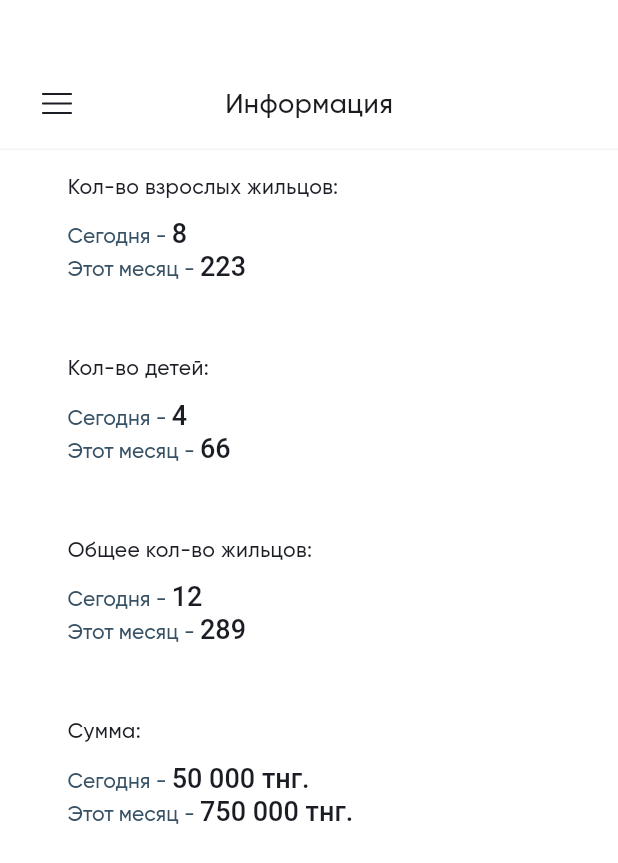
After one commit to x4dead/qaz-booking-ui, a Flutter app: the InformationPage screen opened by its route, on a phone screen of 412 x 824 dp. The commit adds this screen. Shown: the top 863 px of the screen. Run offline on Flutter 3.47's test engine with Material 3 defaults, Android fonts, the phone set to English and light mode, and no system bars; our stand-ins replace flutter_svg, go_router, syncfusion_flutter_datepicker, timezone; missing offline and left inert: syncfusion_flutter_core.

Commit message:
Сверстал экран "Информация"

```diff
--- /dev/null
+++ b/lib/ui/pages/information_page/information_page.dart
@@ -0,0 +1,103 @@
+import 'package:flutter/material.dart';
+import 'package:flutter_svg/svg.dart';
+import 'package:go_router/go_router.dart';
+import 'package:qaz_booking_ui/themes/colors/app_colors.dart';
+import 'package:qaz_booking_ui/themes/text_style/text_style.dart';
+import 'package:qaz_booking_ui/ui/widgets/custom_app_bar.dart';
+import 'package:qaz_booking_ui/ui/widgets/drawer_menu.dart';
+import 'package:qaz_booking_ui/utils/constants/ui_constants.dart';
+import 'package:qaz_booking_ui/utils/resources/app_images.dart';
+
+class InformationPage extends StatefulWidget {
+  const InformationPage({super.key, this.routeState});
+  final GoRouterState? routeState;
+
+  @override
+  State<InformationPage> createState() => _InformationPageState();
+}
+
+final globalKey = GlobalKey<ScaffoldState>();
+
+class _InformationPageState extends State<InformationPage> {
+  infoColumn(
+      {required String todayResult,
+      required String currentMonthResult,
+      required String title}) {
+    profit({bool isToday = true}) => RichText(
+          text: TextSpan(
+              text: '${isToday == true ? "Сегодня" : "Этот месяц"} - ',
+              style: AppTextStyle.w500s14.copyWith(
+                  color: AppColors.colorDarkGray, fontFamily: 'Gilroy'),
+              children: [
+                TextSpan(
+                  text: isToday == true ? todayResult : currentMonthResult,
+                  style: AppTextStyle.w500s18.copyWith(
+                    color: AppColors.colorBlack,
+                  ),
+                )
+              ]),
+        );
+    return Container(
+      padding: const EdgeInsets.symmetric(horizontal: 25, vertical: 16),
+      width: double.infinity,
+      child: Expanded(
+        child: Column(
+          crossAxisAlignment: CrossAxisAlignment.start,
+          children: [
+            Text(
+              title,
+              style: AppTextStyle.w500s14.copyWith(color: AppColors.colorBlack),
+            ),
+            kSBH12,
+            profit(),
+            profit(isToday: false)
+          ],
+        ),
+      ),
+    );
+  }
+
+  @override
+  Widget build(BuildContext context) {
+    return Scaffold(
+      key: globalKey,
+      backgroundColor: AppColors.colorWhite,
+      appBar: CustomAppBar(
+        title: 'Информация',
+        leading: (
+          SvgPicture.asset(AppImages.menu),
+          () => globalKey.currentState?.openDrawer(),
+        ),
+      ),
+      drawer: DrawerMenu(routeState: widget.routeState),
+      body: ListView(
+        padding: kPH20,
+        children: [
+          infoColumn(
+            currentMonthResult: '223',
+            title: 'Кол-во взрослых жильцов:',
+            todayResult: '8',
+          ),
+          kSBH16,
+          infoColumn(
+            title: 'Кол-во детей:',
+            currentMonthResult: '66',
+            todayResult: '4',
+          ),
+          kSBH16,
+          infoColumn(
+            title: 'Общее кол-во жильцов:',
+            currentMonthResult: '289',
+            todayResult: '12',
+          ),
+          kSBH16,
+          infoColumn(
+            title: 'Сумма:',
+            todayResult: '50 000 тнг.',
+            currentMonthResult: '750 000 тнг.',
+          ),
+        ],
+      ),
+    );
+  }
+}
--- a/lib/utils/constants/ui_constants.dart
+++ b/lib/utils/constants/ui_constants.dart
@@ -9,6 +9,7 @@ const kSBH100 = SizedBox(height: 100);
 const kSBH50 = SizedBox(height: 50);
 const kSBH45 = SizedBox(height: 45);
 const kSBH10 = SizedBox(height: 10);
+const kSBH12 = SizedBox(height: 12);
 const kSBW10 = SizedBox(width: 10);
 const kSBW12 = SizedBox(width: 12);
 const kSBW20 = SizedBox(width: 20);
--- a/lib/utils/router/router.dart
+++ b/lib/utils/router/router.dart
@@ -7,6 +7,7 @@ import 'package:qaz_booking_ui/themes/colors/app_colors.dart';
 import 'package:qaz_booking_ui/ui/pages/archive_page/archive_page.dart';
 import 'package:qaz_booking_ui/ui/pages/auth_page/auth_page.dart';
 import 'package:qaz_booking_ui/ui/pages/booking_object_page/booking_object_page.dart';
+import 'package:qaz_booking_ui/ui/pages/information_page/information_page.dart';
 import 'package:qaz_booking_ui/ui/pages/main_page/main_page.dart';
 import 'package:qaz_booking_ui/ui/pages/objects_for_booking_page/objects_for_booking_page.dart';
 import 'package:qaz_booking_ui/ui/pages/guest_info_page/guest_info_page.dart';
@@ -100,6 +101,14 @@ class AppRouter {
                 child: ProfilePage(routeState: state), key: state.pageKey);
           },
         ),
+        GoRoute(
+          name: 'information',
+          path: '/information',
+          pageBuilder: (context, state) {
+            return FadeTransitionPage(
+                child: InformationPage(routeState: state), key: state.pageKey);
+          },
+        ),
       ],
       errorBuilder: (context, state) => Scaffold(
           backgroundColor: AppColors.colorWhite,
```
